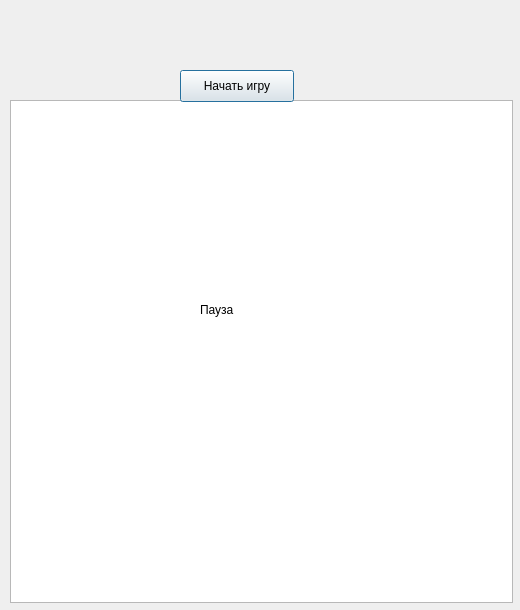
This is dialog.ui in dkostenko/CloseBox-game as Qt 5 draws it before an edit. The edited form follows.
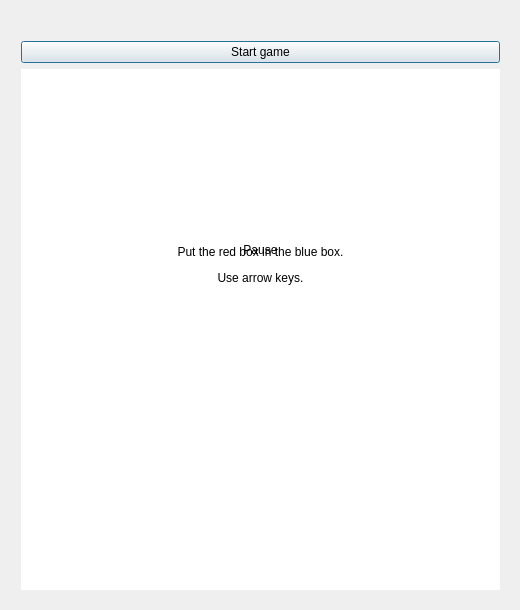
This is the edited form.

The edit to the form file:
```diff
--- a/dialog.ui
+++ b/dialog.ui
@@ -25,68 +25,89 @@
   <property name="windowTitle">
    <string>Dialog</string>
   </property>
-  <widget class="QGraphicsView" name="graphicsView">
-   <property name="geometry">
-    <rect>
-     <x>10</x>
-     <y>100</y>
-     <width>503</width>
-     <height>503</height>
-    </rect>
-   </property>
-  </widget>
-  <widget class="QLabel" name="currentLvl">
-   <property name="geometry">
-    <rect>
-     <x>30</x>
-     <y>40</y>
-     <width>161</width>
-     <height>16</height>
-    </rect>
-   </property>
-   <property name="text">
-    <string/>
-   </property>
-  </widget>
-  <widget class="QLabel" name="timeCount">
-   <property name="geometry">
-    <rect>
-     <x>240</x>
-     <y>40</y>
-     <width>141</width>
-     <height>16</height>
-    </rect>
-   </property>
-   <property name="text">
-    <string/>
-   </property>
-  </widget>
-  <widget class="QPushButton" name="startGame">
-   <property name="geometry">
-    <rect>
-     <x>180</x>
-     <y>70</y>
-     <width>114</width>
-     <height>32</height>
-    </rect>
-   </property>
-   <property name="text">
-    <string>Начать игру</string>
-   </property>
-  </widget>
   <widget class="QLabel" name="info">
    <property name="geometry">
     <rect>
-     <x>200</x>
-     <y>300</y>
-     <width>111</width>
+     <x>0</x>
+     <y>240</y>
+     <width>521</width>
      <height>20</height>
     </rect>
    </property>
    <property name="text">
-    <string>Пауза</string>
+    <string>&lt;html&gt;&lt;head/&gt;&lt;body&gt;&lt;p align=&quot;center&quot;&gt;Pause&lt;/p&gt;&lt;/body&gt;&lt;/html&gt;</string>
    </property>
   </widget>
+  <widget class="QLabel" name="instruction">
+   <property name="geometry">
+    <rect>
+     <x>0</x>
+     <y>240</y>
+     <width>521</width>
+     <height>51</height>
+    </rect>
+   </property>
+   <property name="text">
+    <string>&lt;html&gt;&lt;head/&gt;&lt;body&gt;&lt;p align=&quot;center&quot;&gt;Put the red box in the blue box.&lt;/p&gt;&lt;p align=&quot;center&quot;&gt;Use arrow keys.&lt;/p&gt;&lt;/body&gt;&lt;/html&gt;</string>
+   </property>
+  </widget>
+  <widget class="QWidget" name="">
+   <property name="geometry">
+    <rect>
+     <x>10</x>
+     <y>10</y>
+     <width>501</width>
+     <height>591</height>
+    </rect>
+   </property>
+   <layout class="QVBoxLayout" name="verticalLayout_2">
+    <item>
+     <layout class="QVBoxLayout" name="verticalLayout">
+      <item>
+       <layout class="QHBoxLayout" name="horizontalLayout">
+        <item>
+         <widget class="QLabel" name="currentLvl">
+          <property name="text">
+           <string/>
+          </property>
+         </widget>
+        </item>
+        <item>
+         <widget class="QLabel" name="timeCount">
+          <property name="text">
+           <string/>
+          </property>
+          <property name="alignment">
+           <set>Qt::AlignRight|Qt::AlignTrailing|Qt::AlignVCenter</set>
+          </property>
+         </widget>
+        </item>
+       </layout>
+      </item>
+      <item alignment="Qt::AlignTop">
+       <widget class="QPushButton" name="startGame">
+        <property name="text">
+         <string>Start game</string>
+        </property>
+       </widget>
+      </item>
+     </layout>
+    </item>
+    <item>
+     <widget class="QGraphicsView" name="graphicsView">
+      <property name="styleSheet">
+       <string notr="true">border: 0;</string>
+      </property>
+     </widget>
+    </item>
+   </layout>
+  </widget>
+  <zorder>graphicsView</zorder>
+  <zorder>currentLvl</zorder>
+  <zorder>timeCount</zorder>
+  <zorder>startGame</zorder>
+  <zorder>instruction</zorder>
+  <zorder>info</zorder>
  </widget>
  <layoutdefault spacing="6" margin="11"/>
  <resources/>
```
